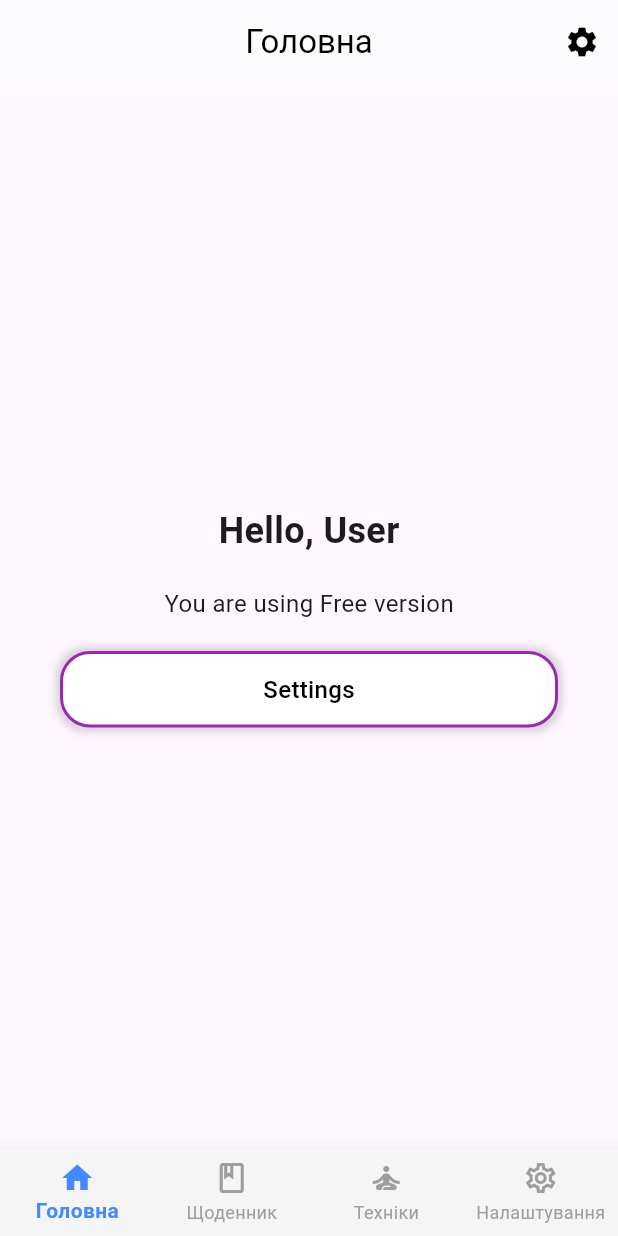
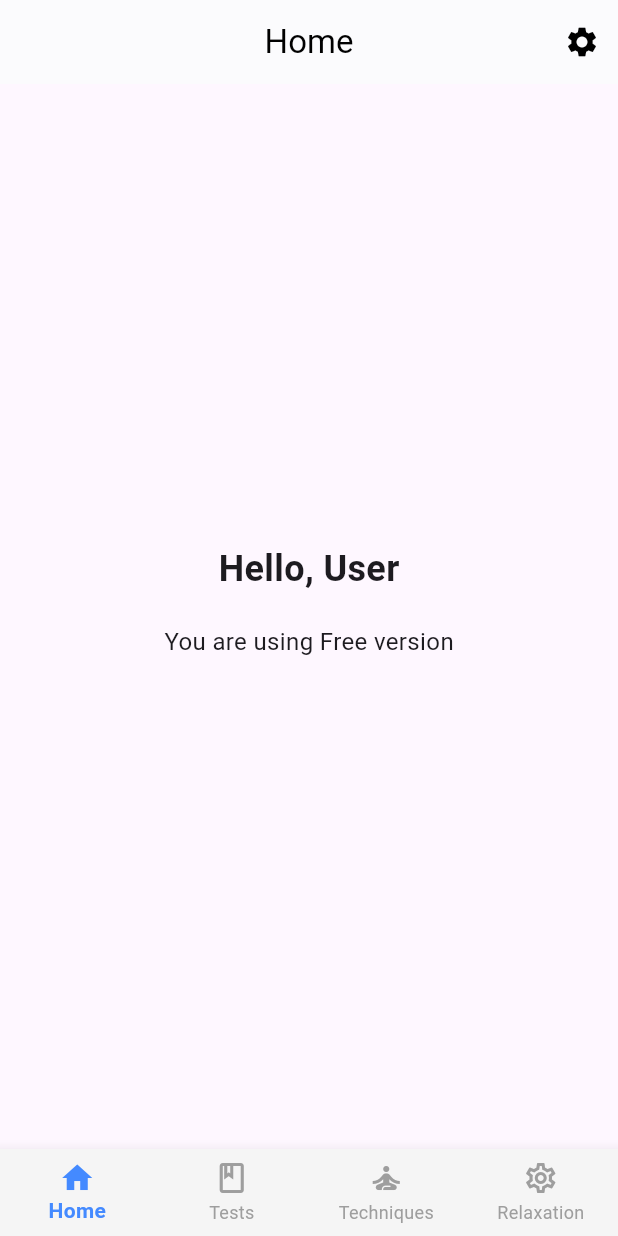
Before and after one commit to AntonDudaiOS/MentalHealth, a Flutter app: the HomeScreen screen opened by its route, on a phone screen of 412 x 824 dp. Run offline on Flutter 3.47's test engine with Material 3 defaults, Android fonts, the phone set to English and light mode, and no system bars; our stand-ins replace equatable, firebase_analytics, firebase_auth, firebase_core, firebase_messaging, flutter_bloc and 2 more; accounts and stored records are empty.

Commit message:
Created Relaxation, Tests and Techniques screens with bloc; Added changes into the routes file for correct navigation; Added changes to the TabBar widget

```diff
--- a/lib/core/router/routes.dart
+++ b/lib/core/router/routes.dart
@@ -8,6 +8,9 @@ import 'package:my_mental_health_app/core/router/go_router_refresh_stream.dart';
 import 'package:my_mental_health_app/bloc/app/app_state.dart';
 import 'package:my_mental_health_app/features/settings/screens/settings_screen.dart';
 import 'package:my_mental_health_app/widgets/main_scaffold.dart';
+import 'package:my_mental_health_app/features/tests/tests_screen.dart';
+import 'package:my_mental_health_app/features/techniques/techniques_screen.dart';
+import 'package:my_mental_health_app/features/relaxation/relaxation_screen.dart';
 
 GoRouter createRouter(AppBloc appBloc) {
   return GoRouter(
@@ -36,7 +39,7 @@ GoRouter createRouter(AppBloc appBloc) {
       return null;
     },
     routes: [
-      // Поза таббаром
+      // Routes out of TaBar
       GoRoute(
         path: '/onboarding',
         builder: (context, state) => const OnboardingScreen(),
@@ -50,10 +53,10 @@ GoRouter createRouter(AppBloc appBloc) {
         builder: (context, state) => const LoginForm(),
       ),
 
-      // Тепер вкладки під таббаром
+      // Screens on the TabBar
       ShellRoute(
         builder: (context, state, child) {
-          return MainScaffold(child: child); // З таббаром
+          return MainScaffold(child: child);
         },
         routes: [
           GoRoute(
@@ -61,16 +64,16 @@ GoRouter createRouter(AppBloc appBloc) {
             builder: (context, state) => const HomeScreen(),
           ),
           GoRoute(
-            path: '/diary',
-            builder: (context, state) => const SettingsScreen(), // заміниш на DiaryScreen
+            path: '/tests',
+            builder: (context, state) => const TestsScreen(),
           ),
           GoRoute(
             path: '/techniques',
-            builder: (context, state) => const SettingsScreen(), // заміниш на TechniquesScreen
+            builder: (context, state) => const TechniquesScreen(),
           ),
           GoRoute(
-            path: '/settings',
-            builder: (context, state) => const SettingsScreen(),
+            path: '/relaxation',
+            builder: (context, state) => const RelaxationScreen(),
           ),
         ],
       ),
--- a/lib/features/home/home_screen.dart
+++ b/lib/features/home/home_screen.dart
@@ -1,7 +1,7 @@
 import 'package:flutter/material.dart';
 import 'package:flutter_bloc/flutter_bloc.dart';
-import 'package:go_router/go_router.dart';
-import 'package:my_mental_health_app/widgets/custom_button.dart';
+// import 'package:go_router/go_router.dart';
+// import 'package:my_mental_health_app/widgets/custom_button.dart';
 import 'package:my_mental_health_app/bloc/app/app_bloc.dart';
 import 'package:my_mental_health_app/bloc/app/app_state.dart';
 import 'package:my_mental_health_app/core/models/user_model.dart';
@@ -44,20 +44,20 @@ class HomeScreen extends StatelessWidget {
                 style: const TextStyle(fontSize: 16),
               ),
               const SizedBox(height: 20),
-              CustomButton(
-                text: 'Settings',
-                border: Border.all(color: Colors.purple, width: 2),
-                borderRadius: const BorderRadius.all(Radius.circular(20)),
-                boxShadow: [
-                  BoxShadow(
-                    color: Colors.black.withAlpha(40),
-                    spreadRadius: 2.5,
-                    blurRadius: 4,
-                    offset: const Offset(0, 0),
-                  ),
-                ],
-                onPressed: () => context.push('/settings'),
-              ),
+              // CustomButton(
+              //   text: 'Settings',
+              //   border: Border.all(color: Colors.purple, width: 2),
+              //   borderRadius: const BorderRadius.all(Radius.circular(20)),
+              //   boxShadow: [
+              //     BoxShadow(
+              //       color: Colors.black.withAlpha(40),
+              //       spreadRadius: 2.5,
+              //       blurRadius: 4,
+              //       offset: const Offset(0, 0),
+              //     ),
+              //   ],
+              //   onPressed: () => context.push('/settings'),
+              // ),
             ],
           ),
         );
--- a/lib/widgets/main_scaffold.dart
+++ b/lib/widgets/main_scaffold.dart
@@ -8,16 +8,16 @@ class MainScaffold extends StatelessWidget {
 
   static const tabs = [
     '/home',
-    '/diary',
+    '/tests',
     '/techniques',
-    '/settings',
+    '/relaxation',
   ];
 
   static const tabTitles = [
-    'Головна',
-    'Щоденник',
-    'Техніки',
-    'Налаштування',
+    'Home',
+    'Tests',
+    'Techniques',
+    'Relaxation',
   ];
 
   int _calculateSelectedIndex(BuildContext context) {
@@ -68,22 +68,22 @@ class MainScaffold extends StatelessWidget {
           BottomNavigationBarItem(
             icon: Icon(Icons.home_outlined),
             activeIcon: Icon(Icons.home),
-            label: 'Головна',
+            label: 'Home',
           ),
           BottomNavigationBarItem(
             icon: Icon(Icons.book_outlined),
             activeIcon: Icon(Icons.book),
-            label: 'Щоденник',
+            label: 'Tests',
           ),
           BottomNavigationBarItem(
             icon: Icon(Icons.self_improvement_outlined),
             activeIcon: Icon(Icons.self_improvement),
-            label: 'Техніки',
+            label: 'Techniques',
           ),
           BottomNavigationBarItem(
             icon: Icon(Icons.settings_outlined),
             activeIcon: Icon(Icons.settings),
-            label: 'Налаштування',
+            label: 'Relaxation',
           ),
         ],
       ),
```
Also changed, not shown: lib/features/relaxation/relaxation_screen.dart (added, +15 -0 lines), lib/features/techniques/techniques_screen.dart (added, +15 -0 lines), lib/features/tests/tests_screen.dart (added, +15 -0 lines), lib/features/relaxation/bloc/relaxation_bloc.dart (added), lib/features/relaxation/bloc/relaxation_event.dart (added), lib/features/relaxation/bloc/relaxation_state.dart (added), lib/features/techniques/bloc/techniques_bloc.dart (added), lib/features/techniques/bloc/techniques_event.dart (added), lib/features/techniques/bloc/techniques_state.dart (added), lib/features/tests/bloc/tests_bloc.dart (added), lib/features/tests/bloc/tests_event.dart (added), lib/features/tests/bloc/tests_state.dart (added), 2 other files.
